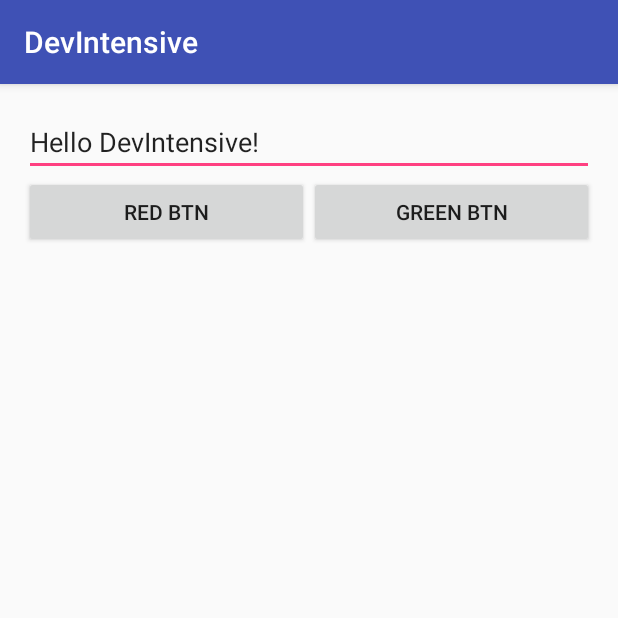
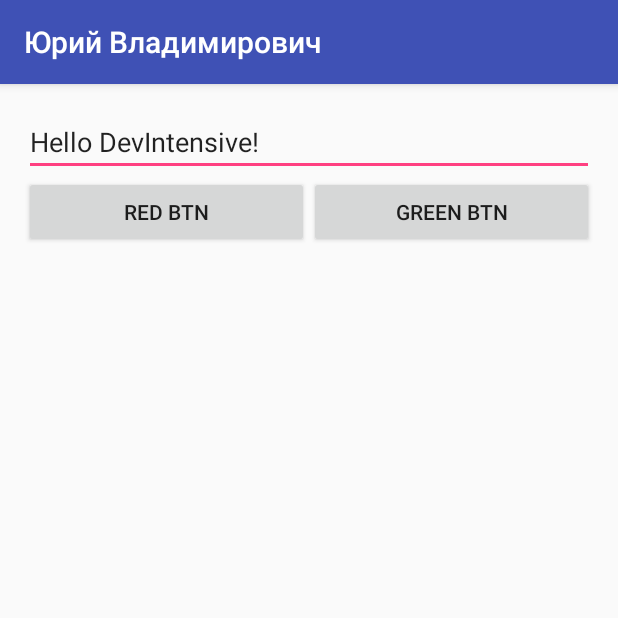
Before and after one commit to AiraKobra45/DevIntensive, an Android app: the screen it shows after launch (MainActivity), on a phone screen of 412 x 824 dp, the top half of it. Run offline under Robolectric (Android 15) with nearby library versions, the phone set to English and light mode, and no system bars; 1 statement that could not run was skipped.

```diff
--- a/app/src/main/res/layout/activity_main.xml
+++ b/app/src/main/res/layout/activity_main.xml
@@ -1,7 +1,9 @@
 <?xml version="1.0" encoding="utf-8"?>
 <LinearLayout
+
     xmlns:android="http://schemas.android.com/apk/res/android"
     xmlns:tools="http://schemas.android.com/tools"
+    android:id="@+id/content_layout"
     android:layout_width="match_parent"
     android:layout_height="match_parent"
     android:paddingLeft="@dimen/activity_horizontal_margin"
@@ -13,7 +15,7 @@
 
     <EditText
         android:id="@+id/textView"
-        android:text="Hello DevIntensive!"
+        android:text="@string/main_layout_text"
         android:layout_width="match_parent"
         android:layout_height="wrap_content"/>
 
@@ -26,13 +28,13 @@
             android:id="@+id/red_btn"
             android:layout_width="0dp"
             android:layout_height="wrap_content"
-            android:text="Red Btn"
+            android:text="@string/red_button_text"
             android:layout_weight="1"/>
         <Button
             android:id="@+id/green_btn"
             android:layout_width="0dp"
             android:layout_height="wrap_content"
-            android:text="Green Btn"
+            android:text="@string/green_button_name"
             android:layout_weight="1"/>
     </LinearLayout>
 </LinearLayout>
--- a/app/src/main/res/values/strings.xml
+++ b/app/src/main/res/values/strings.xml
@@ -1,3 +1,6 @@
 <resources>
-    <string name="app_name">DevIntensive</string>
+    <string name="app_name">Юрий Владимирович</string>
+    <string name="main_layout_text">Hello DevIntensive!</string>
+    <string name="red_button_text">Red Btn</string>
+    <string name="green_button_name">Green Btn</string>
 </resources>
```
Also changed, not shown: app/src/main/java/com/softdesign/devintensive/ui/activities/MainActivity.java (+0 -28 lines).
